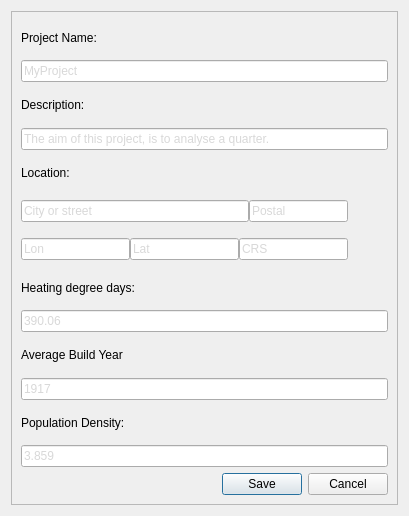
First picture: the form in mole/view/ui_project_settings_form.ui, repository UdK-VPT/Open_eQuarter, before the edit.
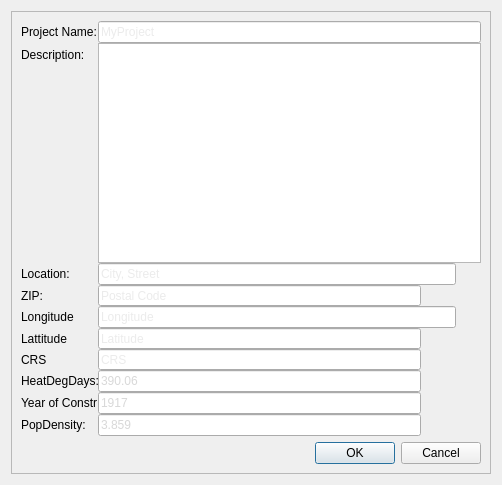
Second picture: the form after the edit. Icons and pictures are not drawn.

```diff
--- a/mole/view/ui_project_settings_form.ui
+++ b/mole/view/ui_project_settings_form.ui
@@ -6,8 +6,8 @@
    <rect>
     <x>0</x>
     <y>0</y>
-    <width>409</width>
-    <height>516</height>
+    <width>502</width>
+    <height>485</height>
    </rect>
   </property>
   <property name="windowTitle">
@@ -41,219 +41,334 @@
       <property name="verticalSpacing">
        <number>6</number>
       </property>
-      <item row="4" column="0">
-       <widget class="QLabel" name="location_label">
-        <property name="text">
-         <string>Location:</string>
-        </property>
-       </widget>
-      </item>
-      <item row="0" column="0">
-       <widget class="QLabel" name="project_name_label">
-        <property name="toolTip">
-         <string>Name of the project</string>
-        </property>
-        <property name="text">
-         <string>Project Name:</string>
-        </property>
-       </widget>
-      </item>
-      <item row="1" column="0">
-       <widget class="QLineEdit" name="project_name">
-        <property name="toolTip">
-         <string>Name of the project</string>
-        </property>
-        <property name="text">
-         <string>MyProject</string>
-        </property>
-       </widget>
-      </item>
-      <item row="2" column="0">
-       <widget class="QLabel" name="description_label">
-        <property name="toolTip">
-         <string>Short description of the project</string>
-        </property>
-        <property name="text">
-         <string>Description:</string>
-        </property>
-       </widget>
-      </item>
-      <item row="3" column="0">
-       <widget class="QLineEdit" name="description">
-        <property name="text">
-         <string>The aim of this project, is to analyse a quarter.</string>
-        </property>
-       </widget>
-      </item>
-      <item row="9" column="0">
-       <widget class="QLineEdit" name="heating_degree_days">
-        <property name="text">
-         <string>390.06</string>
-        </property>
-       </widget>
-      </item>
-      <item row="10" column="0">
-       <widget class="QLabel" name="average_build_year_label">
-        <property name="toolTip">
-         <string>Average year of construction on the building stock</string>
-        </property>
-        <property name="text">
-         <string>Average Build Year</string>
-        </property>
-       </widget>
-      </item>
-      <item row="11" column="0">
-       <widget class="QLineEdit" name="average_build_year">
-        <property name="text">
-         <string>1917</string>
-        </property>
-       </widget>
-      </item>
-      <item row="12" column="0">
-       <widget class="QLabel" name="population_density_label">
-        <property name="toolTip">
-         <string>Population density of the investigation area (inhabitants per square kilometre)</string>
-        </property>
-        <property name="text">
-         <string>Population Density:</string>
-        </property>
-       </widget>
-      </item>
-      <item row="13" column="0">
-       <widget class="QLineEdit" name="population_density">
-        <property name="text">
-         <string>3.859</string>
-        </property>
-       </widget>
-      </item>
-      <item row="14" column="0">
-       <widget class="QDialogButtonBox" name="buttonBox">
-        <property name="orientation">
-         <enum>Qt::Horizontal</enum>
-        </property>
-        <property name="standardButtons">
-         <set>QDialogButtonBox::Cancel|QDialogButtonBox::Save</set>
-        </property>
-       </widget>
-      </item>
       <item row="5" column="0">
-       <layout class="QHBoxLayout" name="location_layout" stretch="0,0,0">
-        <item>
-         <widget class="QLineEdit" name="location_city">
-          <property name="minimumSize">
-           <size>
-            <width>228</width>
-            <height>0</height>
-           </size>
-          </property>
-          <property name="text">
-           <string>City or street</string>
-          </property>
-         </widget>
-        </item>
-        <item>
-         <widget class="QLineEdit" name="location_postal">
-          <property name="maximumSize">
-           <size>
-            <width>100</width>
-            <height>16777215</height>
-           </size>
-          </property>
-          <property name="text">
-           <string>Postal</string>
-          </property>
-         </widget>
-        </item>
-        <item>
-         <widget class="QPushButton" name="lookup_by_address">
-          <property name="minimumSize">
-           <size>
-            <width>32</width>
-            <height>32</height>
-           </size>
-          </property>
-          <property name="toolTip">
-           <string>Lookup address</string>
-          </property>
-          <property name="text">
-           <string/>
-          </property>
-          <property name="icon">
-           <iconset resource="resources.qrc">
-            <normaloff>:/Controls/icons/magnifying_glass.png</normaloff>:/Controls/icons/magnifying_glass.png</iconset>
-          </property>
-          <property name="flat">
-           <bool>true</bool>
-          </property>
-         </widget>
-        </item>
-       </layout>
-      </item>
-      <item row="8" column="0">
        <layout class="QHBoxLayout" name="climate_zone_layout">
         <property name="spacing">
          <number>0</number>
         </property>
-        <item>
-         <widget class="QLabel" name="heating_degree_days_label">
-          <property name="toolTip">
-           <string/>
-          </property>
-          <property name="text">
-           <string>Heating degree days:</string>
-          </property>
-         </widget>
-        </item>
        </layout>
       </item>
-      <item row="6" column="0">
-       <layout class="QHBoxLayout" name="horizontalLayout">
-        <item>
-         <widget class="QLineEdit" name="location_lon">
+      <item row="12" column="0">
+       <layout class="QHBoxLayout" name="horizontalLayout"/>
+      </item>
+      <item row="0" column="0">
+       <layout class="QFormLayout" name="formLayout_2">
+        <property name="sizeConstraint">
+         <enum>QLayout::SetFixedSize</enum>
+        </property>
+        <property name="fieldGrowthPolicy">
+         <enum>QFormLayout::ExpandingFieldsGrow</enum>
+        </property>
+        <item row="0" column="1">
+         <widget class="QLineEdit" name="project_name">
+          <property name="focusPolicy">
+           <enum>Qt::StrongFocus</enum>
+          </property>
+          <property name="toolTip">
+           <string>Name of the project</string>
+          </property>
           <property name="text">
-           <string>Lon</string>
+           <string/>
           </property>
+          <property name="placeholderText">
+           <string>MyProject</string>
+          </property>
          </widget>
         </item>
-        <item>
+        <item row="3" column="0">
+         <widget class="QLabel" name="location_label_11">
+          <property name="text">
+           <string>Location:</string>
+          </property>
+         </widget>
+        </item>
+        <item row="3" column="1">
+         <layout class="QHBoxLayout" name="location_layout" stretch="0,0">
+          <item>
+           <widget class="QLineEdit" name="location_city">
+            <property name="minimumSize">
+             <size>
+              <width>228</width>
+              <height>0</height>
+             </size>
+            </property>
+            <property name="text">
+             <string/>
+            </property>
+            <property name="placeholderText">
+             <string>City, Street</string>
+            </property>
+           </widget>
+          </item>
+          <item>
+           <widget class="QPushButton" name="lookup_by_address">
+            <property name="minimumSize">
+             <size>
+              <width>25</width>
+              <height>21</height>
+             </size>
+            </property>
+            <property name="maximumSize">
+             <size>
+              <width>25</width>
+              <height>21</height>
+             </size>
+            </property>
+            <property name="toolTip">
+             <string>Lookup address</string>
+            </property>
+            <property name="text">
+             <string/>
+            </property>
+            <property name="icon">
+             <iconset resource="resources.qrc">
+              <normaloff>:/Controls/icons/magnifying_glass.png</normaloff>:/Controls/icons/magnifying_glass.png</iconset>
+            </property>
+            <property name="flat">
+             <bool>true</bool>
+            </property>
+           </widget>
+          </item>
+         </layout>
+        </item>
+        <item row="4" column="0">
+         <widget class="QLabel" name="zip_label">
+          <property name="text">
+           <string>ZIP:</string>
+          </property>
+         </widget>
+        </item>
+        <item row="4" column="1">
+         <widget class="QLineEdit" name="location_postal">
+          <property name="maximumSize">
+           <size>
+            <width>323</width>
+            <height>21</height>
+           </size>
+          </property>
+          <property name="text">
+           <string/>
+          </property>
+          <property name="placeholderText">
+           <string>Postal Code</string>
+          </property>
+         </widget>
+        </item>
+        <item row="6" column="0">
+         <widget class="QLabel" name="longitude_label">
+          <property name="text">
+           <string>Longitude</string>
+          </property>
+         </widget>
+        </item>
+        <item row="6" column="1">
+         <layout class="QHBoxLayout" name="location_layout_2" stretch="0,0">
+          <item>
+           <widget class="QLineEdit" name="location_lon">
+            <property name="focusPolicy">
+             <enum>Qt::ClickFocus</enum>
+            </property>
+            <property name="text">
+             <string/>
+            </property>
+            <property name="placeholderText">
+             <string notr="true">Longitude</string>
+            </property>
+           </widget>
+          </item>
+          <item>
+           <widget class="QPushButton" name="lookup_by_coords">
+            <property name="minimumSize">
+             <size>
+              <width>25</width>
+              <height>21</height>
+             </size>
+            </property>
+            <property name="maximumSize">
+             <size>
+              <width>25</width>
+              <height>21</height>
+             </size>
+            </property>
+            <property name="toolTip">
+             <string>Lookup coordinates</string>
+            </property>
+            <property name="text">
+             <string/>
+            </property>
+            <property name="icon">
+             <iconset resource="resources.qrc">
+              <normaloff>:/Controls/icons/magnifying_glass.png</normaloff>:/Controls/icons/magnifying_glass.png</iconset>
+            </property>
+            <property name="flat">
+             <bool>true</bool>
+            </property>
+           </widget>
+          </item>
+         </layout>
+        </item>
+        <item row="7" column="0">
+         <widget class="QLabel" name="lattitude_label">
+          <property name="text">
+           <string>Lattitude</string>
+          </property>
+         </widget>
+        </item>
+        <item row="7" column="1">
          <widget class="QLineEdit" name="location_lat">
+          <property name="minimumSize">
+           <size>
+            <width>323</width>
+            <height>21</height>
+           </size>
+          </property>
+          <property name="maximumSize">
+           <size>
+            <width>323</width>
+            <height>21</height>
+           </size>
+          </property>
+          <property name="focusPolicy">
+           <enum>Qt::ClickFocus</enum>
+          </property>
           <property name="text">
-           <string>Lat</string>
+           <string/>
           </property>
+          <property name="placeholderText">
+           <string>Latitude</string>
+          </property>
          </widget>
         </item>
-        <item>
+        <item row="8" column="0">
+         <widget class="QLabel" name="crs_label">
+          <property name="text">
+           <string>CRS</string>
+          </property>
+         </widget>
+        </item>
+        <item row="8" column="1">
          <widget class="QLineEdit" name="location_crs">
+          <property name="maximumSize">
+           <size>
+            <width>323</width>
+            <height>21</height>
+           </size>
+          </property>
+          <property name="focusPolicy">
+           <enum>Qt::ClickFocus</enum>
+          </property>
           <property name="text">
+           <string/>
+          </property>
+          <property name="placeholderText">
            <string>CRS</string>
           </property>
          </widget>
         </item>
-        <item>
-         <widget class="QPushButton" name="lookup_by_coords">
-          <property name="minimumSize">
-           <size>
-            <width>32</width>
-            <height>32</height>
-           </size>
-          </property>
+        <item row="10" column="0">
+         <widget class="QLabel" name="heating_degree_days_label">
           <property name="toolTip">
-           <string>Lookup coordinates</string>
-          </property>
-          <property name="text">
            <string/>
           </property>
-          <property name="icon">
-           <iconset resource="resources.qrc">
-            <normaloff>:/Controls/icons/magnifying_glass.png</normaloff>:/Controls/icons/magnifying_glass.png</iconset>
+          <property name="text">
+           <string>HeatDegDays:</string>
           </property>
-          <property name="flat">
-           <bool>true</bool>
+         </widget>
+        </item>
+        <item row="10" column="1">
+         <widget class="QLineEdit" name="heating_degree_days">
+          <property name="maximumSize">
+           <size>
+            <width>323</width>
+            <height>16777215</height>
+           </size>
+          </property>
+          <property name="text">
+           <string>390.06</string>
+          </property>
+         </widget>
+        </item>
+        <item row="11" column="0">
+         <widget class="QLabel" name="average_build_year_label">
+          <property name="toolTip">
+           <string>Average year of construction on the building stock</string>
+          </property>
+          <property name="text">
+           <string>Year of Constr</string>
+          </property>
+         </widget>
+        </item>
+        <item row="11" column="1">
+         <widget class="QLineEdit" name="average_build_year">
+          <property name="maximumSize">
+           <size>
+            <width>323</width>
+            <height>16777215</height>
+           </size>
+          </property>
+          <property name="text">
+           <string>1917</string>
+          </property>
+         </widget>
+        </item>
+        <item row="12" column="0">
+         <widget class="QLabel" name="population_density_label">
+          <property name="toolTip">
+           <string>Population density of the investigation area (inhabitants per square kilometre)</string>
+          </property>
+          <property name="text">
+           <string>PopDensity:</string>
+          </property>
+         </widget>
+        </item>
+        <item row="12" column="1">
+         <widget class="QLineEdit" name="population_density">
+          <property name="maximumSize">
+           <size>
+            <width>323</width>
+            <height>16777215</height>
+           </size>
+          </property>
+          <property name="text">
+           <string>3.859</string>
+          </property>
+         </widget>
+        </item>
+        <item row="1" column="1">
+         <widget class="QPlainTextEdit" name="description"/>
+        </item>
+        <item row="0" column="0">
+         <widget class="QLabel" name="project_name_label">
+          <property name="toolTip">
+           <string>Name of the project</string>
+          </property>
+          <property name="text">
+           <string>Project Name:</string>
+          </property>
+         </widget>
+        </item>
+        <item row="1" column="0">
+         <widget class="QLabel" name="description_label">
+          <property name="toolTip">
+           <string>Short description of the project</string>
+          </property>
+          <property name="text">
+           <string>Description:</string>
           </property>
          </widget>
         </item>
        </layout>
       </item>
+      <item row="17" column="0">
+       <widget class="QDialogButtonBox" name="buttonBox">
+        <property name="orientation">
+         <enum>Qt::Horizontal</enum>
+        </property>
+        <property name="standardButtons">
+         <set>QDialogButtonBox::Cancel|QDialogButtonBox::Ok</set>
+        </property>
+       </widget>
+      </item>
      </layout>
     </widget>
    </item>
```
Left out of the diff: 17 changed lines with no effect on the pictures.
